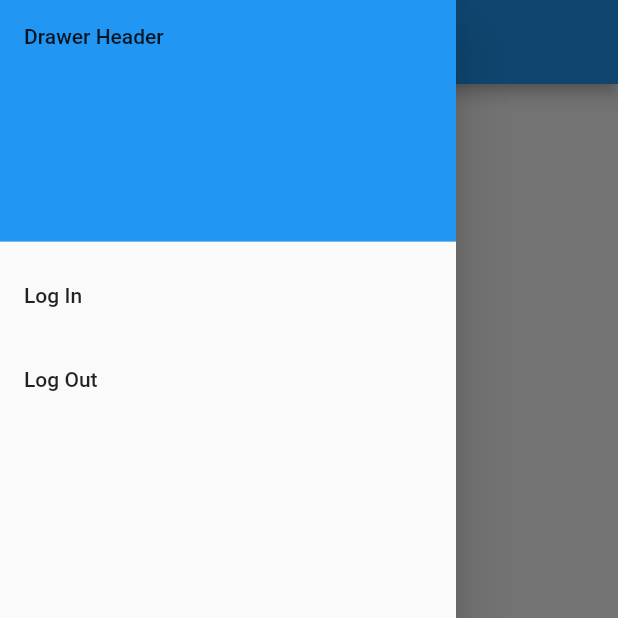
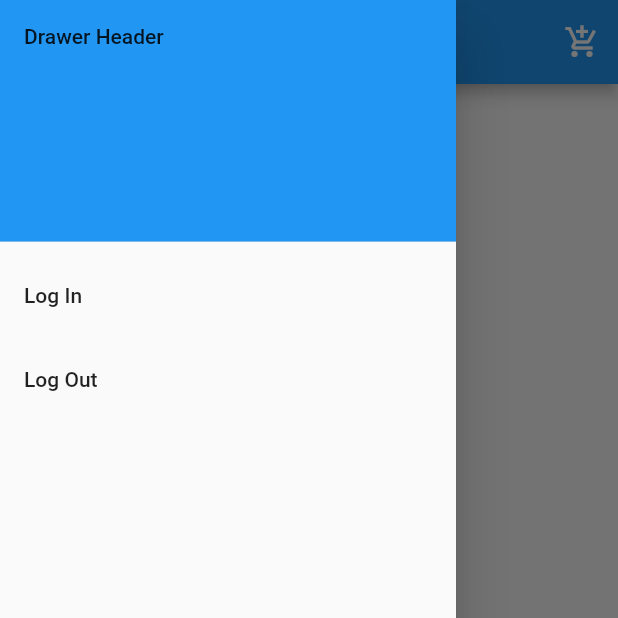
Before and after one commit to dtd1711/book_store_app, a Flutter app: the screen it shows after launch, with the side drawer open, on a phone screen of 412 x 824 dp, the top half of it. Run offline on Flutter 3.47's test engine with Material 2 defaults, Android fonts, the phone set to English and light mode, and no system bars; our stand-ins replace flutter_rating_bar; network calls fail; statements that could not run were skipped.

Commit message:
add product to cart

```diff
--- a/lib/main.dart
+++ b/lib/main.dart
@@ -4,7 +4,9 @@ import 'package:flutter/foundation.dart';
 import 'package:flutter/material.dart';
 import 'dart:convert';
 import 'package:http/http.dart' as http;
-
+import 'package:provider/provider.dart';
+import './cart_model.dart';
+import './cart_list.dart';
 
 import './list_products.dart';
 import './book_model.dart';
@@ -31,8 +33,29 @@ class BookStoreApp extends StatelessWidget {
   final List<Book> initBook = [];
   @override
   Widget build(BuildContext context) {
-    return MaterialApp(
-      home: Scaffold(
+    return MultiProvider(
+      providers: [
+        ChangeNotifierProvider(create: (context) => CartModel.empty())
+      ],
+      child:  MaterialApp(
+        initialRoute: '/',
+        routes: {
+          '/': (context) => ListProductScreen(),
+          '/cart': (context) => CartList(),
+        },
+    ),
+    )
+   ;
+  }
+
+
+}
+
+class ListProductScreen extends StatelessWidget {
+  @override
+  Widget build(BuildContext context) {
+
+    return Scaffold(
         drawer: Drawer(
           child: ListView(
             children: <Widget>[
@@ -60,6 +83,17 @@ class BookStoreApp extends StatelessWidget {
         ),
         appBar: AppBar(
           title: Text('Book Store'),
+          actions: <Widget>[
+           IconButton(
+             onPressed: () {
+              Navigator.pushNamed(context, '/cart');
+             },
+             icon: Icon(
+               Icons.add_shopping_cart,
+               color: Colors.white
+             ),
+           )
+          ],
         ),
         body: FutureBuilder<List<Book>>(
           future: getBook(),
@@ -69,7 +103,6 @@ class BookStoreApp extends StatelessWidget {
             return snapshot.hasData ? ListProducts(snapshot.data) : Center(child: Text("Loading..."),);
           },
         ),
-      ),
-    );
+      );
   }
 }
--- a/pubspec.yaml
+++ b/pubspec.yaml
@@ -22,6 +22,7 @@ dependencies:
   flutter_statusbar : ^0.0.1
   http: ^0.12.0+2
   flutter_rating_bar: ^3.0.0+1
+  provider: ^3.0.0
 
   # The following adds the Cupertino Icons font to your application.
   # Use with the CupertinoIcons class for iOS style icons.
```
Also changed, not shown: lib/book_product.dart (+12 -2 lines), pubspec.lock.
